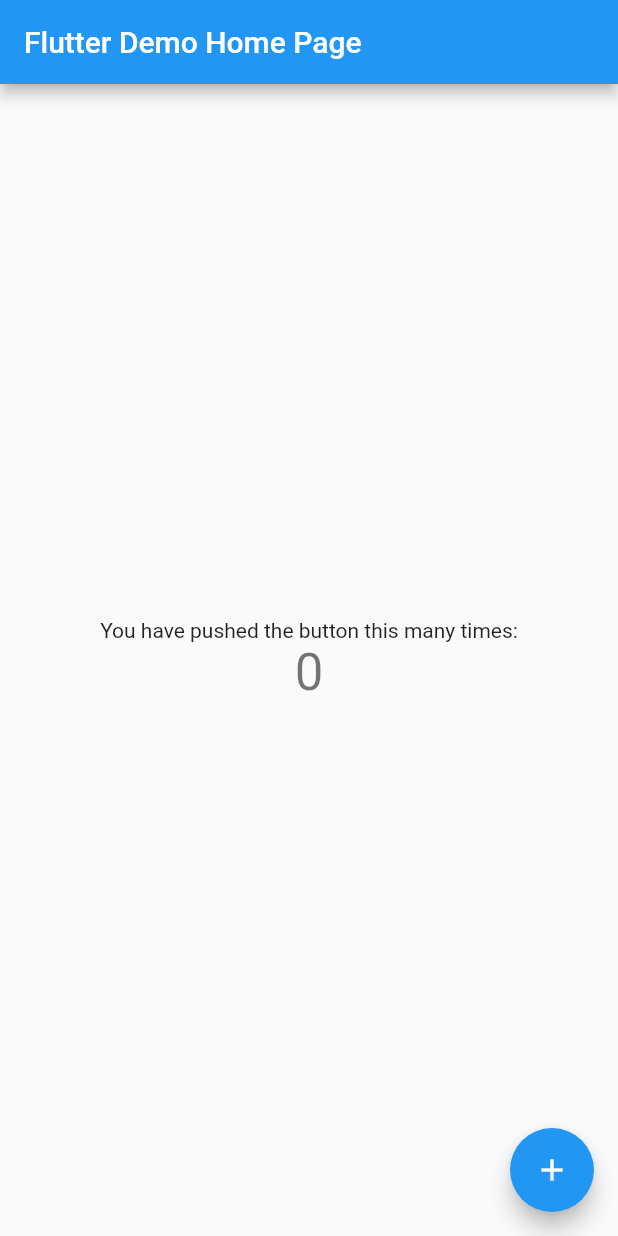
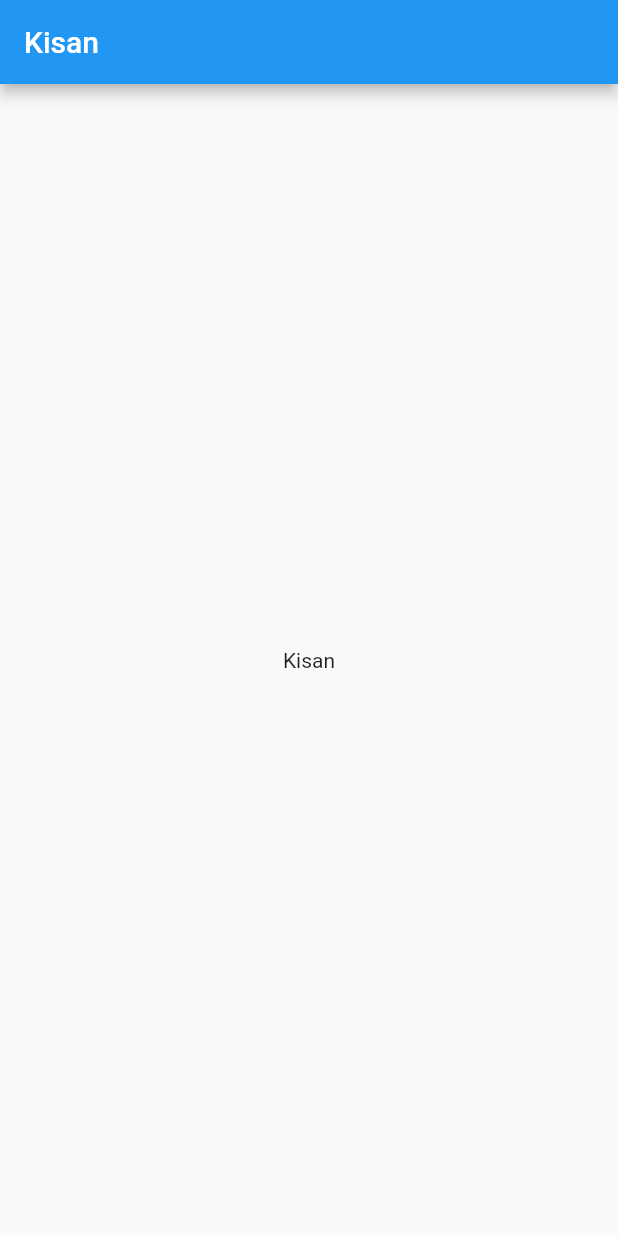
Before and after one commit to JigneshWorld/kisan-flutter, a Flutter app: the screen it shows after launch, on a phone screen of 412 x 824 dp. Run offline on Flutter 3.47's test engine with Material 2 defaults, Android fonts, the phone set to English and light mode, and no system bars; our stand-ins replace firebase_auth, google_sign_in; accounts and stored records are empty.

Commit message:
State handling with splash for login and home

```diff
--- /dev/null
+++ b/lib/app.dart
@@ -0,0 +1,22 @@
+import 'package:flutter/material.dart';
+import 'splash.dart';
+
+class MyApp extends StatefulWidget {
+  @override
+  State<StatefulWidget> createState() {
+    return _MyAppState();
+  }
+}
+
+class _MyAppState extends State<MyApp> {
+  @override
+  Widget build(BuildContext context) {
+    return MaterialApp(
+      title: 'Kisan',
+      theme: new ThemeData(
+        primarySwatch: Colors.blue,
+      ),
+      home: SplashPage(),
+    );
+  }
+}
--- a/lib/main.dart
+++ b/lib/main.dart
@@ -1,115 +1,4 @@
-import 'package:firebase_auth/firebase_auth.dart';
 import 'package:flutter/material.dart';
-import 'package:kisan_flutter/data_manager.dart';
+import 'app.dart';
 
 void main() => runApp(new MyApp());
-
-class MyApp extends StatelessWidget {
-  // This widget is the root of your application.
-  @override
-  Widget build(BuildContext context) {
-    return new MaterialApp(
-      title: 'Flutter Demo',
-      theme: new ThemeData(
-        // This is the theme of your application.
-        //
-        // Try running your application with "flutter run". You'll see the
-        // application has a blue toolbar. Then, without quitting the app, try
-        // changing the primarySwatch below to Colors.green and then invoke
-        // "hot reload" (press "r" in the console where you ran "flutter run",
-        // or press Run > Flutter Hot Reload in IntelliJ). Notice that the
-        // counter didn't reset back to zero; the application is not restarted.
-        primarySwatch: Colors.blue,
-      ),
-      home: new MyHomePage(title: 'Flutter Demo Home Page'),
-    );
-  }
-}
-
-class MyHomePage extends StatefulWidget {
-  MyHomePage({Key key, this.title}) : super(key: key);
-
-  // This widget is the home page of your application. It is stateful, meaning
-  // that it has a State object (defined below) that contains fields that affect
-  // how it looks.
-
-  // This class is the configuration for the state. It holds the values (in this
-  // case the title) provided by the parent (in this case the App widget) and
-  // used by the build method of the State. Fields in a Widget subclass are
-  // always marked "final".
-
-  final String title;
-
-  @override
-  _MyHomePageState createState() => new _MyHomePageState();
-}
-
-class _MyHomePageState extends State<MyHomePage> {
-  int _counter = 0;
-
-  void _incrementCounter() {
-    handleSignIn()
-    .then((FirebaseUser user) => print(user))
-    .catchError((e) => print(e));
-
-    setState(() {
-      // This call to setState tells the Flutter framework that something has
-      // changed in this State, which causes it to rerun the build method below
-      // so that the display can reflect the updated values. If we changed
-      // _counter without calling setState(), then the build method would not be
-      // called again, and so nothing would appear to happen.
-      _counter++;
-    });
-  }
-
-  @override
-  Widget build(BuildContext context) {
-    // This method is rerun every time setState is called, for instance as done
-    // by the _incrementCounter method above.
-    //
-    // The Flutter framework has been optimized to make rerunning build methods
-    // fast, so that you can just rebuild anything that needs updating rather
-    // than having to individually change instances of widgets.
-    return new Scaffold(
-      appBar: new AppBar(
-        // Here we take the value from the MyHomePage object that was created by
-        // the App.build method, and use it to set our appbar title.
-        title: new Text(widget.title),
-      ),
-      body: new Center(
-        // Center is a layout widget. It takes a single child and positions it
-        // in the middle of the parent.
-        child: new Column(
-          // Column is also layout widget. It takes a list of children and
-          // arranges them vertically. By default, it sizes itself to fit its
-          // children horizontally, and tries to be as tall as its parent.
-          //
-          // Invoke "debug paint" (press "p" in the console where you ran
-          // "flutter run", or select "Toggle Debug Paint" from the Flutter tool
-          // window in IntelliJ) to see the wireframe for each widget.
-          //
-          // Column has various properties to control how it sizes itself and
-          // how it positions its children. Here we use mainAxisAlignment to
-          // center the children vertically; the main axis here is the vertical
-          // axis because Columns are vertical (the cross axis would be
-          // horizontal).
-          mainAxisAlignment: MainAxisAlignment.center,
-          children: <Widget>[
-            new Text(
-              'You have pushed the button this many times:',
-            ),
-            new Text(
-              '$_counter',
-              style: Theme.of(context).textTheme.display1,
-            ),
-          ],
-        ),
-      ),
-      floatingActionButton: new FloatingActionButton(
-        onPressed: _incrementCounter,
-        tooltip: 'Increment',
-        child: new Icon(Icons.add),
-      ), // This trailing comma makes auto-formatting nicer for build methods.
-    );
-  }
-}
--- /dev/null
+++ b/lib/splash.dart
@@ -0,0 +1,41 @@
+import 'package:firebase_auth/firebase_auth.dart';
+import 'package:flutter/material.dart';
+import 'package:kisan_flutter/data_manager.dart';
+import 'login.dart';
+import 'home.dart';
+
+class SplashPage extends StatefulWidget {
+  @override
+  State<StatefulWidget> createState() {
+    return _SplashPageState();
+  }
+}
+
+class _SplashPageState extends State<SplashPage> {
+  @override
+  void initState() {
+    super.initState();
+    currentUser().then((FirebaseUser user) {
+      if (user != null) {
+        print(user);
+        Navigator.push(context, MaterialPageRoute(builder: (context) => HomePage()));
+      }else{
+        Navigator.push(context, MaterialPageRoute(builder: (context) => LoginPage()));
+      }
+    }).catchError((e) => print(e));
+  }
+
+  @override
+  Widget build(BuildContext context) {
+    return SafeArea(
+      child: Scaffold(
+        appBar: AppBar(
+          title: Text("Kisan"),
+        ),
+        body: Center(
+          child: Text("Kisan"),
+        ),
+      ),
+    );
+  }
+}
```
Also changed, not shown: lib/data_manager.dart (+5 -3 lines), lib/home.dart (added, +30 -0 lines), lib/login.dart (added, +37 -0 lines), 1 other file.
